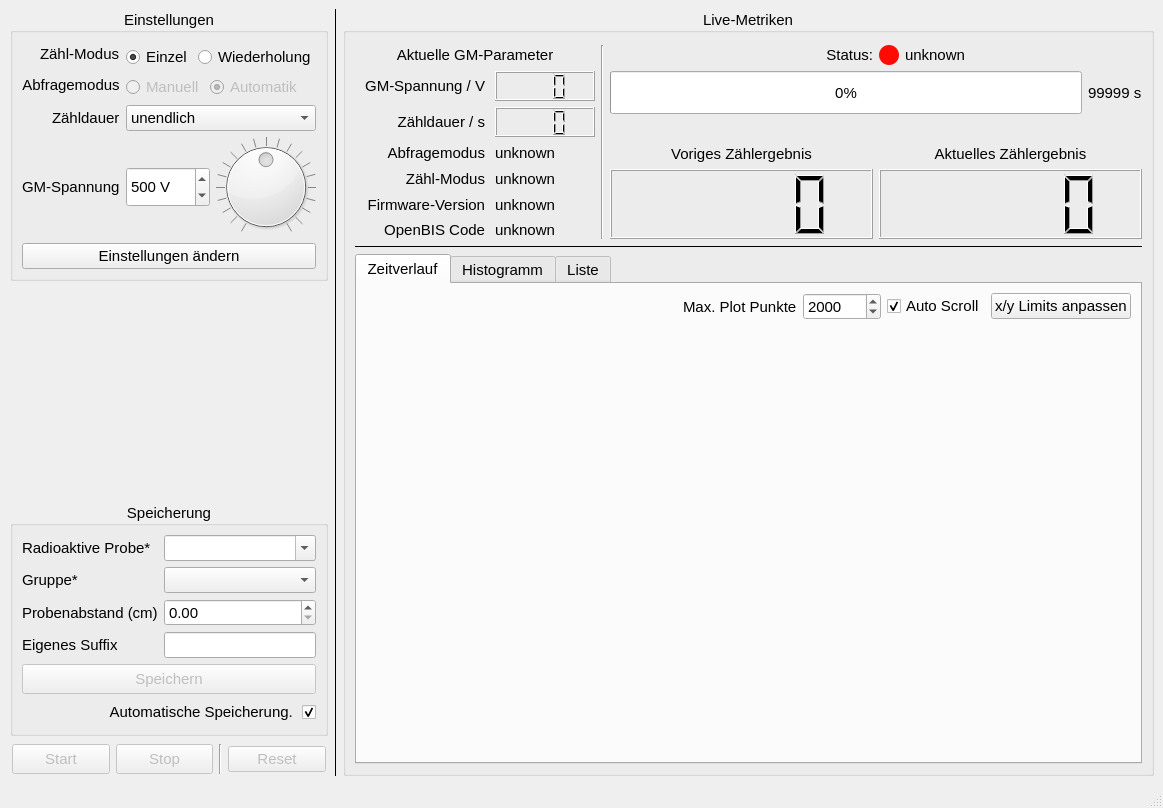
The window that gmcounter/pyqt/mainwindow.ui (cckssr/gmcounter) describes before a commit, drawn with Qt 5.
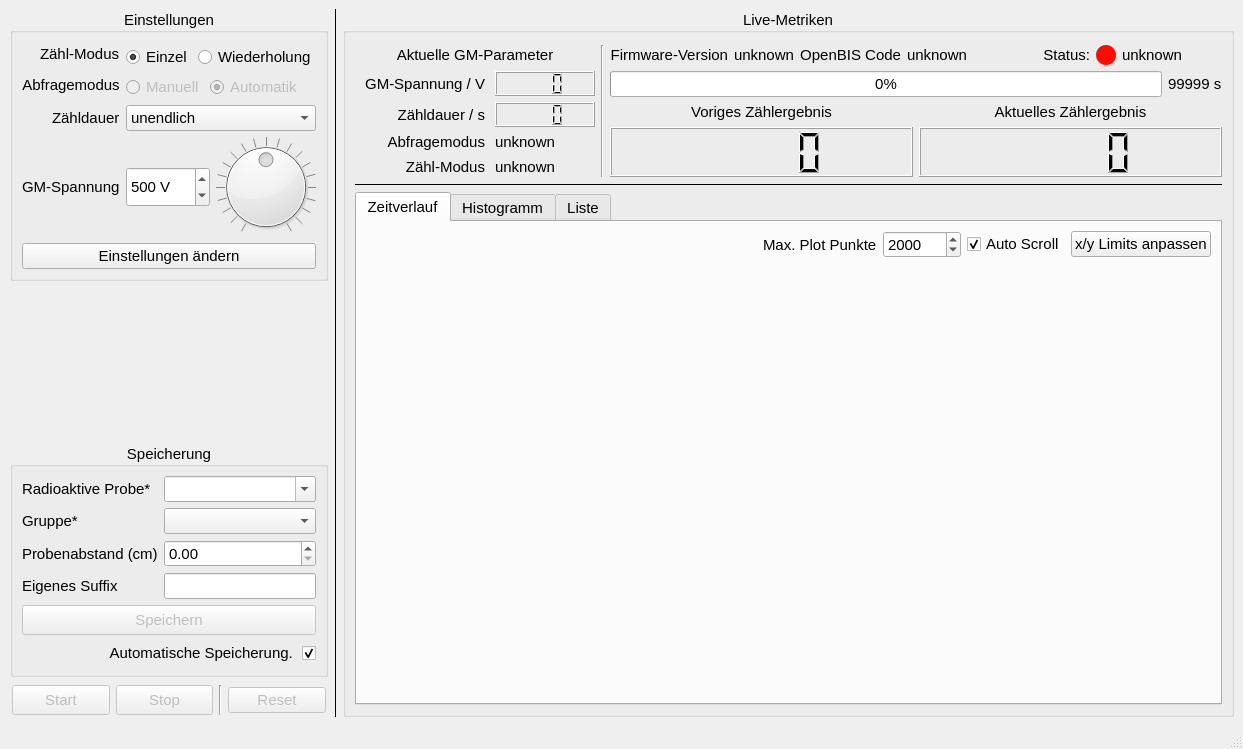
The same window after the commit.

Patch:
```diff
--- a/gmcounter/pyqt/mainwindow.ui
+++ b/gmcounter/pyqt/mainwindow.ui
@@ -6,8 +6,8 @@
    <rect>
     <x>0</x>
     <y>0</y>
-    <width>1163</width>
-    <height>808</height>
+    <width>1243</width>
+    <height>749</height>
    </rect>
   </property>
   <property name="font">
@@ -1471,8 +1471,20 @@
          </item>
          <item row="0" column="0">
           <layout class="QGridLayout" name="gridLayout_3" rowstretch="0,0,0,0" columnstretch="0,0,1,1">
-           <item row="2" column="2">
-            <widget class="QLabel" name="label_4">
+           <item row="0" column="1" rowspan="4">
+            <widget class="Line" name="line_4">
+             <property name="font">
+              <font>
+               <pointsize>11</pointsize>
+              </font>
+             </property>
+             <property name="orientation">
+              <enum>Qt::Orientation::Vertical</enum>
+             </property>
+            </widget>
+           </item>
+           <item row="2" column="3">
+            <widget class="QLabel" name="label_3">
              <property name="sizePolicy">
               <sizepolicy hsizetype="Preferred" vsizetype="Minimum">
                <horstretch>0</horstretch>
@@ -1491,67 +1503,13 @@
               </font>
              </property>
              <property name="text">
-              <string>Voriges Zählergebnis</string>
+              <string>Aktuelles Zählergebnis</string>
              </property>
              <property name="alignment">
               <set>Qt::AlignmentFlag::AlignBottom|Qt::AlignmentFlag::AlignHCenter</set>
              </property>
             </widget>
            </item>
-           <item row="3" column="2">
-            <widget class="QLCDNumber" name="lastCount">
-             <property name="sizePolicy">
-              <sizepolicy hsizetype="Minimum" vsizetype="Minimum">
-               <horstretch>0</horstretch>
-               <verstretch>0</verstretch>
-              </sizepolicy>
-             </property>
-             <property name="minimumSize">
-              <size>
-               <width>200</width>
-               <height>70</height>
-              </size>
-             </property>
-             <property name="maximumSize">
-              <size>
-               <width>1000</width>
-               <height>70</height>
-              </size>
-             </property>
-             <property name="font">
-              <font>
-               <pointsize>11</pointsize>
-              </font>
-             </property>
-             <property name="frameShape">
-              <enum>QFrame::Shape::Box</enum>
-             </property>
-             <property name="frameShadow">
-              <enum>QFrame::Shadow::Raised</enum>
-             </property>
-            </widget>
-           </item>
-           <item row="0" column="0">
-            <widget class="QLabel" name="label_18">
-             <property name="sizePolicy">
-              <sizepolicy hsizetype="Minimum" vsizetype="Preferred">
-               <horstretch>0</horstretch>
-               <verstretch>0</verstretch>
-              </sizepolicy>
-             </property>
-             <property name="font">
-              <font>
-               <pointsize>11</pointsize>
-              </font>
-             </property>
-             <property name="text">
-              <string>Aktuelle GM-Parameter</string>
-             </property>
-             <property name="alignment">
-              <set>Qt::AlignmentFlag::AlignCenter</set>
-             </property>
-            </widget>
-           </item>
            <item row="1" column="2" colspan="2">
             <layout class="QHBoxLayout" name="horizontalLayout_4">
              <property name="bottomMargin">
@@ -1601,97 +1559,39 @@
              </item>
             </layout>
            </item>
-           <item row="0" column="2">
-            <widget class="QLabel" name="label_2">
+           <item row="3" column="2">
+            <widget class="QLCDNumber" name="lastCount">
              <property name="sizePolicy">
-              <sizepolicy hsizetype="Preferred" vsizetype="Minimum">
+              <sizepolicy hsizetype="Minimum" vsizetype="Minimum">
                <horstretch>0</horstretch>
                <verstretch>0</verstretch>
               </sizepolicy>
              </property>
-             <property name="font">
-              <font>
-               <pointsize>11</pointsize>
-              </font>
+             <property name="minimumSize">
+              <size>
+               <width>200</width>
+               <height>50</height>
+              </size>
              </property>
-             <property name="text">
-              <string>Status:</string>
+             <property name="maximumSize">
+              <size>
+               <width>1000</width>
+               <height>70</height>
+              </size>
              </property>
-             <property name="alignment">
-              <set>Qt::AlignmentFlag::AlignRight|Qt::AlignmentFlag::AlignTrailing|Qt::AlignmentFlag::AlignVCenter</set>
-             </property>
-            </widget>
-           </item>
-           <item row="0" column="1" rowspan="4">
-            <widget class="Line" name="line_4">
              <property name="font">
               <font>
                <pointsize>11</pointsize>
               </font>
              </property>
-             <property name="orientation">
-              <enum>Qt::Orientation::Vertical</enum>
+             <property name="frameShape">
+              <enum>QFrame::Shape::Box</enum>
              </property>
+             <property name="frameShadow">
+              <enum>QFrame::Shadow::Raised</enum>
+             </property>
             </widget>
            </item>
-           <item row="0" column="3">
-            <layout class="QHBoxLayout" name="horizontalLayout_2">
-             <item>
-              <widget class="QLabel" name="statusLED">
-               <property name="sizePolicy">
-                <sizepolicy hsizetype="Maximum" vsizetype="Minimum">
-                 <horstretch>0</horstretch>
-                 <verstretch>0</verstretch>
-                </sizepolicy>
-               </property>
-               <property name="minimumSize">
-                <size>
-                 <width>20</width>
-                 <height>20</height>
-                </size>
-               </property>
-               <property name="maximumSize">
-                <size>
-                 <width>20</width>
-                 <height>20</height>
-                </size>
-               </property>
-               <property name="font">
-                <font>
-                 <pointsize>11</pointsize>
-                </font>
-               </property>
-               <property name="styleSheet">
-                <string notr="true">background-color: rgb(255, 11, 3); border: 0px; padding: 4px; border-radius: 10px</string>
-               </property>
-               <property name="frameShape">
-                <enum>QFrame::Shape::Box</enum>
-               </property>
-               <property name="text">
-                <string notr="true"/>
-               </property>
-              </widget>
-             </item>
-             <item>
-              <widget class="QLabel" name="statusText">
-               <property name="sizePolicy">
-                <sizepolicy hsizetype="Preferred" vsizetype="Minimum">
-                 <horstretch>0</horstretch>
-                 <verstretch>0</verstretch>
-                </sizepolicy>
-               </property>
-               <property name="font">
-                <font>
-                 <pointsize>11</pointsize>
-                </font>
-               </property>
-               <property name="text">
-                <string>unknown</string>
-               </property>
-              </widget>
-             </item>
-            </layout>
-           </item>
            <item row="3" column="3">
             <widget class="QLCDNumber" name="currentCount">
              <property name="sizePolicy">
@@ -1703,7 +1603,7 @@
              <property name="minimumSize">
               <size>
                <width>200</width>
-               <height>70</height>
+               <height>50</height>
               </size>
              </property>
              <property name="maximumSize">
@@ -1725,33 +1625,249 @@
              </property>
             </widget>
            </item>
-           <item row="2" column="3">
-            <widget class="QLabel" name="label_3">
+           <item row="0" column="0">
+            <widget class="QLabel" name="label_18">
              <property name="sizePolicy">
-              <sizepolicy hsizetype="Preferred" vsizetype="Minimum">
+              <sizepolicy hsizetype="Minimum" vsizetype="Preferred">
                <horstretch>0</horstretch>
                <verstretch>0</verstretch>
               </sizepolicy>
              </property>
-             <property name="maximumSize">
-              <size>
-               <width>16777215</width>
-               <height>100</height>
-              </size>
-             </property>
              <property name="font">
               <font>
                <pointsize>11</pointsize>
               </font>
              </property>
              <property name="text">
-              <string>Aktuelles Zählergebnis</string>
+              <string>Aktuelle GM-Parameter</string>
              </property>
              <property name="alignment">
-              <set>Qt::AlignmentFlag::AlignBottom|Qt::AlignmentFlag::AlignHCenter</set>
+              <set>Qt::AlignmentFlag::AlignCenter</set>
              </property>
             </widget>
            </item>
+           <item row="0" column="2" colspan="2">
+            <layout class="QHBoxLayout" name="horizontalLayout_2">
+             <item>
+              <layout class="QHBoxLayout" name="horizontalLayout_3">
+               <property name="topMargin">
+                <number>0</number>
+               </property>
+               <item>
+                <widget class="QLabel" name="label">
+                 <property name="sizePolicy">
+                  <sizepolicy hsizetype="Minimum" vsizetype="Minimum">
+                   <horstretch>0</horstretch>
+                   <verstretch>0</verstretch>
+                  </sizepolicy>
+                 </property>
+                 <property name="minimumSize">
+                  <size>
+                   <width>80</width>
+                   <height>20</height>
+                  </size>
+                 </property>
+                 <property name="font">
+                  <font>
+                   <pointsize>11</pointsize>
+                  </font>
+                 </property>
+                 <property name="text">
+                  <string>Firmware-Version</string>
+                 </property>
+                 <property name="alignment">
+                  <set>Qt::AlignmentFlag::AlignRight|Qt::AlignmentFlag::AlignTrailing|Qt::AlignmentFlag::AlignVCenter</set>
+                 </property>
+                </widget>
+               </item>
+               <item>
+                <widget class="QLabel" name="cVersion">
+                 <property name="sizePolicy">
+                  <sizepolicy hsizetype="Minimum" vsizetype="Minimum">
+                   <horstretch>0</horstretch>
+                   <verstretch>0</verstretch>
+                  </sizepolicy>
+                 </property>
+                 <property name="minimumSize">
+                  <size>
+                   <width>0</width>
+                   <height>15</height>
+                  </size>
+                 </property>
+                 <property name="maximumSize">
+                  <size>
+                   <width>120</width>
+                   <height>50</height>
+                  </size>
+                 </property>
+                 <property name="font">
+                  <font>
+                   <pointsize>11</pointsize>
+                  </font>
+                 </property>
+                 <property name="toolTip">
+                  <string>GM-Zähler Firmware</string>
+                 </property>
+                 <property name="text">
+                  <string>unknown</string>
+                 </property>
+                </widget>
+               </item>
+               <item>
+                <widget class="QLabel" name="label_11">
+                 <property name="sizePolicy">
+                  <sizepolicy hsizetype="Minimum" vsizetype="Preferred">
+                   <horstretch>0</horstretch>
+                   <verstretch>0</verstretch>
+                  </sizepolicy>
+                 </property>
+                 <property name="minimumSize">
+                  <size>
+                   <width>80</width>
+                   <height>0</height>
+                  </size>
+                 </property>
+                 <property name="font">
+                  <font>
+                   <pointsize>11</pointsize>
+                  </font>
+                 </property>
+                 <property name="text">
+                  <string>OpenBIS Code</string>
+                 </property>
+                 <property name="alignment">
+                  <set>Qt::AlignmentFlag::AlignRight|Qt::AlignmentFlag::AlignTrailing|Qt::AlignmentFlag::AlignVCenter</set>
+                 </property>
+                </widget>
+               </item>
+               <item>
+                <widget class="QLabel" name="cOpenbis">
+                 <property name="sizePolicy">
+                  <sizepolicy hsizetype="Minimum" vsizetype="Preferred">
+                   <horstretch>0</horstretch>
+                   <verstretch>0</verstretch>
+                  </sizepolicy>
+                 </property>
+                 <property name="minimumSize">
+                  <size>
+                   <width>0</width>
+                   <height>15</height>
+                  </size>
+                 </property>
+                 <property name="maximumSize">
+                  <size>
+                   <width>120</width>
+                   <height>50</height>
+                  </size>
+                 </property>
+                 <property name="font">
+                  <font>
+                   <pointsize>11</pointsize>
+                  </font>
+                 </property>
+                 <property name="text">
+                  <string>unknown</string>
+                 </property>
+                </widget>
+               </item>
+               <item>
+                <spacer name="horizontalSpacer_2">
+                 <property name="orientation">
+                  <enum>Qt::Orientation::Horizontal</enum>
+                 </property>
+                 <property name="sizeHint" stdset="0">
+                  <size>
+                   <width>40</width>
+                   <height>20</height>
+                  </size>
+                 </property>
+                </spacer>
+               </item>
+               <item>
+                <widget class="QLabel" name="label_2">
+                 <property name="sizePolicy">
+                  <sizepolicy hsizetype="Preferred" vsizetype="Minimum">
+                   <horstretch>0</horstretch>
+                   <verstretch>0</verstretch>
+                  </sizepolicy>
+                 </property>
+                 <property name="font">
+                  <font>
+                   <pointsize>11</pointsize>
+                  </font>
+                 </property>
+                 <property name="text">
+                  <string>Status:</string>
+                 </property>
+                 <property name="alignment">
+                  <set>Qt::AlignmentFlag::AlignRight|Qt::AlignmentFlag::AlignTrailing|Qt::AlignmentFlag::AlignVCenter</set>
+                 </property>
+                </widget>
+               </item>
+               <item>
+                <widget class="QLabel" name="statusLED">
+                 <property name="sizePolicy">
+                  <sizepolicy hsizetype="Maximum" vsizetype="Minimum">
+                   <horstretch>0</horstretch>
+                   <verstretch>0</verstretch>
+                  </sizepolicy>
+                 </property>
+                 <property name="minimumSize">
+                  <size>
+                   <width>20</width>
+                   <height>20</height>
+                  </size>
+                 </property>
+                 <property name="maximumSize">
+                  <size>
+                   <width>20</width>
+                   <height>20</height>
+                  </size>
+                 </property>
+                 <property name="font">
+                  <font>
+                   <pointsize>11</pointsize>
+                  </font>
+                 </property>
+                 <property name="styleSheet">
+                  <string notr="true">background-color: rgb(255, 11, 3); border: 0px; padding: 4px; border-radius: 10px</string>
+                 </property>
+                 <property name="frameShape">
+                  <enum>QFrame::Shape::Box</enum>
+                 </property>
+                 <property name="text">
+                  <string notr="true"/>
+                 </property>
+                </widget>
+               </item>
+               <item>
+                <widget class="QLabel" name="statusText">
+                 <property name="sizePolicy">
+                  <sizepolicy hsizetype="Preferred" vsizetype="Minimum">
+                   <horstretch>0</horstretch>
+                   <verstretch>0</verstretch>
+                  </sizepolicy>
+                 </property>
+                 <property name="minimumSize">
+                  <size>
+                   <width>100</width>
+                   <height>0</height>
+                  </size>
+                 </property>
+                 <property name="font">
+                  <font>
+                   <pointsize>11</pointsize>
+                  </font>
+                 </property>
+                 <property name="text">
+                  <string>unknown</string>
+                 </property>
+                </widget>
+               </item>
+              </layout>
+             </item>
+            </layout>
+           </item>
            <item row="1" column="0" rowspan="3">
             <layout class="QFormLayout" name="formLayout_4">
              <property name="horizontalSpacing">
@@ -1789,7 +1905,7 @@
                <property name="minimumSize">
                 <size>
                  <width>0</width>
-                 <height>30</height>
+                 <height>25</height>
                 </size>
                </property>
                <property name="maximumSize">
@@ -1843,7 +1959,7 @@
                <property name="minimumSize">
                 <size>
                  <width>100</width>
-                 <height>30</height>
+                 <height>25</height>
                 </size>
                </property>
                <property name="maximumSize">
@@ -1903,7 +2019,7 @@
                <property name="minimumSize">
                 <size>
                  <width>0</width>
-                 <height>20</height>
+                 <height>15</height>
                 </size>
                </property>
                <property name="maximumSize">
@@ -1963,7 +2079,7 @@
                <property name="minimumSize">
                 <size>
                  <width>0</width>
-                 <height>20</height>
+                 <height>15</height>
                 </size>
                </property>
                <property name="maximumSize">
@@ -1985,113 +2101,35 @@
                </property>
               </widget>
              </item>
-             <item row="4" column="0">
-              <widget class="QLabel" name="label">
-               <property name="sizePolicy">
-                <sizepolicy hsizetype="Preferred" vsizetype="Minimum">
-                 <horstretch>0</horstretch>
-                 <verstretch>0</verstretch>
-                </sizepolicy>
-               </property>
-               <property name="minimumSize">
-                <size>
-                 <width>130</width>
-                 <height>20</height>
-                </size>
-               </property>
-               <property name="font">
-                <font>
-                 <pointsize>11</pointsize>
-                </font>
-               </property>
-               <property name="text">
-                <string>Firmware-Version</string>
-               </property>
-               <property name="alignment">
-                <set>Qt::AlignmentFlag::AlignRight|Qt::AlignmentFlag::AlignTrailing|Qt::AlignmentFlag::AlignVCenter</set>
-               </property>
-              </widget>
-             </item>
-             <item row="4" column="1">
-              <widget class="QLabel" name="cVersion">
-               <property name="sizePolicy">
-                <sizepolicy hsizetype="Minimum" vsizetype="Minimum">
-                 <horstretch>0</horstretch>
-                 <verstretch>0</verstretch>
-                </sizepolicy>
-               </property>
-               <property name="minimumSize">
-                <size>
-                 <width>0</width>
-                 <height>20</height>
-                </size>
-               </property>
-               <property name="maximumSize">
-                <size>
-                 <width>120</width>
-                 <height>50</height>
-                </size>
-               </property>
-               <property name="font">
-                <font>
-                 <pointsize>11</pointsize>
-                </font>
-               </property>
-               <property name="toolTip">
-                <string>GM-Zähler Firmware</string>
-               </property>
-               <property name="text">
-                <string>unknown</string>
-               </property>
-              </widget>
-             </item>
-             <item row="5" column="0">
-              <widget class="QLabel" name="label_11">
-               <property name="minimumSize">
-                <size>
-                 <width>130</width>
-                 <height>0</height>
-                </size>
-               </property>
-               <property name="font">
-                <font>
-                 <pointsize>11</pointsize>
-                </font>
-               </property>
-               <property name="text">
-                <string>OpenBIS Code</string>
-               </property>
-               <property name="alignment">
-                <set>Qt::AlignmentFlag::AlignRight|Qt::AlignmentFlag::AlignTrailing|Qt::AlignmentFlag::AlignVCenter</set>
-               </property>
-              </widget>
-             </item>
-             <item row="5" column="1">
-              <widget class="QLabel" name="cOpenbis">
-               <property name="sizePolicy">
-                <sizepolicy hsizetype="Minimum" vsizetype="Preferred">
-                 <horstretch>0</horstretch>
-                 <verstretch>0</verstretch>
-                </sizepolicy>
-               </property>
-               <property name="maximumSize">
-                <size>
-                 <width>120</width>
-                 <height>50</height>
-                </size>
-               </property>
-               <property name="font">
-                <font>
-                 <pointsize>11</pointsize>
-                </font>
-               </property>
-               <property name="text">
-                <string>unknown</string>
-               </property>
-              </widget>
-             </item>
             </layout>
            </item>
+           <item row="2" column="2">
+            <widget class="QLabel" name="label_4">
+             <property name="sizePolicy">
+              <sizepolicy hsizetype="Preferred" vsizetype="Minimum">
+               <horstretch>0</horstretch>
+               <verstretch>0</verstretch>
+              </sizepolicy>
+             </property>
+             <property name="maximumSize">
+              <size>
+               <width>16777215</width>
+               <height>100</height>
+              </size>
+             </property>
+             <property name="font">
+              <font>
+               <pointsize>11</pointsize>
+              </font>
+             </property>
+             <property name="text">
+              <string>Voriges Zählergebnis</string>
+             </property>
+             <property name="alignment">
+              <set>Qt::AlignmentFlag::AlignBottom|Qt::AlignmentFlag::AlignHCenter</set>
+             </property>
+            </widget>
+           </item>
           </layout>
          </item>
         </layout>
@@ -2106,7 +2144,7 @@
     <rect>
      <x>0</x>
      <y>0</y>
-     <width>1163</width>
+     <width>1243</width>
      <height>24</height>
     </rect>
    </property>
```
